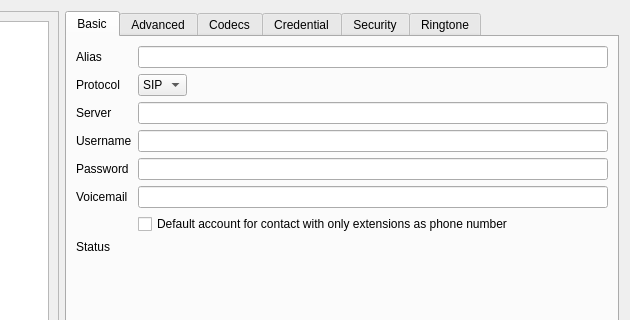
First picture: the form in src/conf/dlgaccountsbase.ui, repository KDE/ring-kde, before the edit; both pictures show x 228 to 858 and y 0 to 320 of the 858 by 550 pixel window.
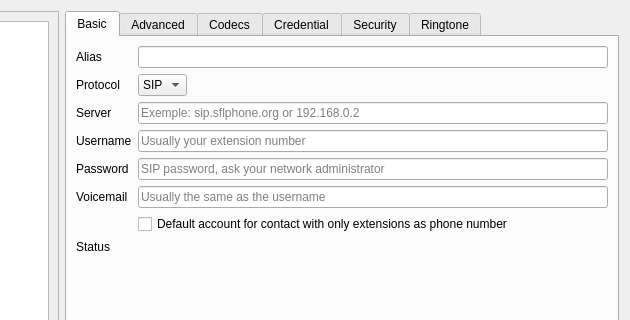
Second picture: the form after the edit. Custom widgets are drawn as their Qt base class.

Commit message: [ #13525 ] Fix last account issue

What changed in the file:
```diff
--- a/src/conf/dlgaccountsbase.ui
+++ b/src/conf/dlgaccountsbase.ui
@@ -281,6 +281,9 @@
               <height>0</height>
              </size>
             </property>
+            <property name="placeholderText">
+             <string>Exemple: sip.sflphone.org or 192.168.0.2</string>
+            </property>
            </widget>
           </item>
           <item row="3" column="0">
@@ -297,7 +300,11 @@
            </widget>
           </item>
           <item row="3" column="1">
-           <widget class="KLineEdit" name="edit4_user"/>
+           <widget class="KLineEdit" name="edit4_user">
+            <property name="placeholderText">
+             <string>Usually your extension number</string>
+            </property>
+           </widget>
           </item>
           <item row="4" column="0">
            <widget class="QLabel" name="label5_password">
@@ -314,6 +321,9 @@
             <property name="echoMode">
              <enum>QLineEdit::Password</enum>
             </property>
+            <property name="placeholderText">
+             <string>SIP password, ask your network administrator</string>
+            </property>
            </widget>
           </item>
           <item row="5" column="0">
@@ -327,7 +337,11 @@
            </widget>
           </item>
           <item row="5" column="1">
-           <widget class="KLineEdit" name="edit6_mailbox"/>
+           <widget class="KLineEdit" name="edit6_mailbox">
+            <property name="placeholderText">
+             <string>Usually the same as the username</string>
+            </property>
+           </widget>
           </item>
           <item row="8" column="0">
            <widget class="QLabel" name="label7_state">
```
The commit also changes 1 other file.
